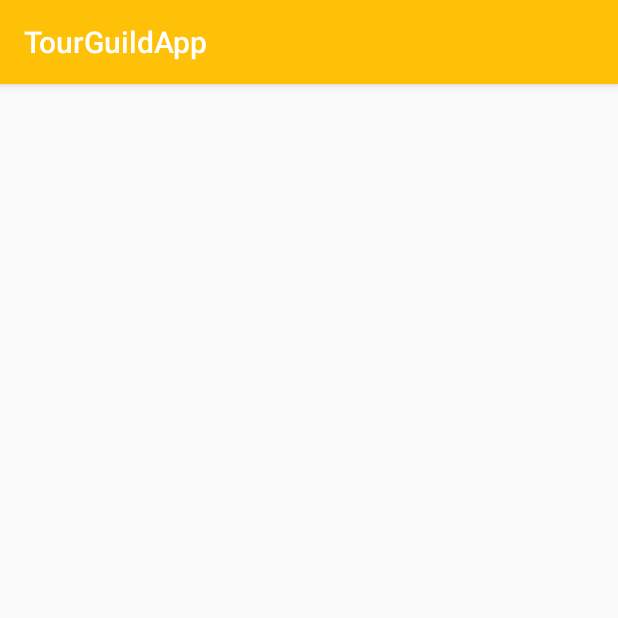
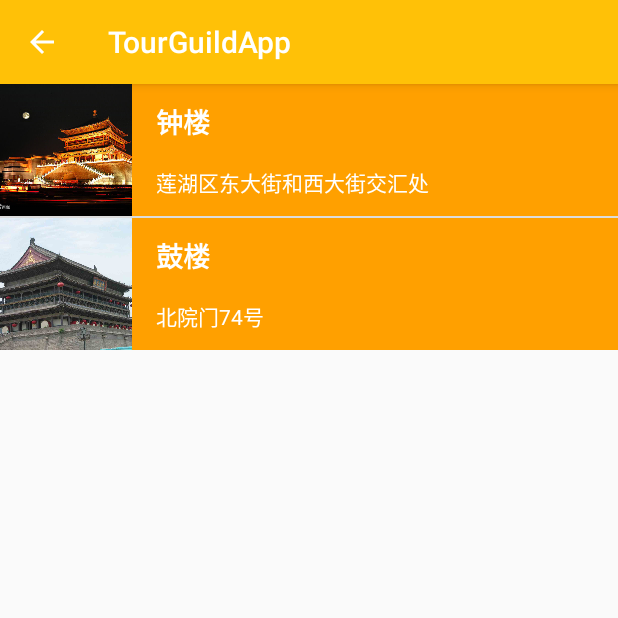
Before and after one commit to zhangruiyep/TourGuildApp, an Android app: the TouristSpotsActivity screen opened directly, with no data from a screen before it, on a phone screen of 412 x 824 dp, the top half of it. Run offline under Robolectric (Android 15) with nearby library versions, the phone set to English and light mode, and no system bars.

Commit message:
add item and style

```diff
--- a/app/src/main/java/com/example/android/tourguildapp/InfoAdapter.java
+++ b/app/src/main/java/com/example/android/tourguildapp/InfoAdapter.java
@@ -1,13 +1,49 @@
 package com.example.android.tourguildapp;
 
 import android.app.Activity;
+import android.support.annotation.NonNull;
+import android.support.annotation.Nullable;
+import android.view.LayoutInflater;
+import android.view.View;
+import android.view.ViewGroup;
 import android.widget.ArrayAdapter;
+import android.widget.ImageView;
+import android.widget.LinearLayout;
+import android.widget.TextView;
 
 import java.util.ArrayList;
 
 public class InfoAdapter extends ArrayAdapter<TSInfo> {
+    private int mColor;
 
-    public InfoAdapter(Activity context, ArrayList<TSInfo> InfoList) {
+    public InfoAdapter(Activity context, ArrayList<TSInfo> InfoList, int colorID) {
         super(context, 0, InfoList);
+        mColor = colorID;
+    }
+
+    @NonNull
+    @Override
+    public View getView(int position, @Nullable View convertView, @NonNull ViewGroup parent) {
+        //return super.getView(position, convertView, parent);
+        View listItemView = convertView;
+        if (listItemView == null) {
+            listItemView = LayoutInflater.from(getContext()).inflate(
+                    R.layout.list_item, parent, false);
+        }
+        final TSInfo curInfo = getItem(position);
+
+        TextView titleTextView = listItemView.findViewById(R.id.title_text_view);
+        titleTextView.setText(curInfo.getmTitle());
+
+        TextView detailTextView = listItemView.findViewById(R.id.detail_text_view);
+        detailTextView.setText(curInfo.getmInfo());
+
+        ImageView imageView = listItemView.findViewById(R.id.image_view);
+        imageView.setImageResource(curInfo.getmImgRes());
+
+        LinearLayout itemLayout = listItemView.findViewById(R.id.item_layout);
+        itemLayout.setBackgroundResource(mColor);
+
+        return listItemView;
     }
 }
--- a/app/src/main/java/com/example/android/tourguildapp/TouristSpotsActivity.java
+++ b/app/src/main/java/com/example/android/tourguildapp/TouristSpotsActivity.java
@@ -2,6 +2,9 @@ package com.example.android.tourguildapp;
 
 import android.support.v7.app.AppCompatActivity;
 import android.os.Bundle;
+import android.widget.ListView;
+
+import java.util.ArrayList;
 
 public class TouristSpotsActivity extends AppCompatActivity {
 
@@ -9,5 +12,18 @@ public class TouristSpotsActivity extends AppCompatActivity {
     protected void onCreate(Bundle savedInstanceState) {
         super.onCreate(savedInstanceState);
         setContentView(R.layout.info_list);
+
+        getSupportActionBar().setDisplayHomeAsUpEnabled(true);
+        ArrayList<TSInfo> info = new ArrayList<TSInfo>();
+        info.add(new TSInfo(R.drawable.bell_tower, "钟楼", "莲湖区东大街和西大街交汇处"));
+        info.add(new TSInfo(R.drawable.gulou, "鼓楼","北院门74号"));
+
+
+        //InfoAdapter itemsAdapter = new InfoAdapter(this, info, R.color.category_colors);
+        InfoAdapter itemsAdapter = new InfoAdapter(this, info, R.color.colorPrimaryDark);
+        ListView listView = (ListView) findViewById(R.id.info_list_view);
+        //GridView listView = (GridView) findViewById(R.id.listView);
+        listView.setAdapter(itemsAdapter);
+
     }
 }
--- a/app/src/main/res/layout/list_item.xml
+++ b/app/src/main/res/layout/list_item.xml
@@ -6,24 +6,26 @@
     <LinearLayout
         android:layout_width="match_parent"
         android:layout_height="@dimen/list_item_height"
+        android:id="@+id/item_layout"
         android:orientation="horizontal">
 
         <ImageView
             android:id="@+id/image_view"
             android:layout_width="@dimen/list_item_height"
             android:layout_height="match_parent"
+            android:scaleType="centerCrop"
             android:background="@android:color/holo_blue_light" />
 
         <LinearLayout
             android:layout_width="0dp"
             android:layout_height="match_parent"
             android:layout_weight="1"
-            android:background="@android:color/holo_blue_bright"
             android:orientation="vertical">
 
             <TextView
                 android:layout_width="match_parent"
                 android:layout_height="wrap_content"
+                style="@style/ItemTitle"
                 android:layout_weight="1"
                 android:gravity="bottom"
                 android:text="title"
@@ -37,6 +39,7 @@
                 android:layout_weight="1"
                 android:gravity="top"
                 android:text="detail"
+                style="@style/ItemInfo"
                 android:paddingStart="16dp"
                 android:paddingTop="8dp"
                 android:id="@+id/detail_text_view"/>
--- a/app/src/main/res/values/colors.xml
+++ b/app/src/main/res/values/colors.xml
@@ -4,5 +4,5 @@
     <color name="colorPrimaryDark">#FFA000</color>
     <color name="colorAccent">#757575</color>
     <color name="colorFont">@android:color/black</color>
-
+    <color name="colorItemTitle">@android:color/white</color>
 </resources>
--- a/app/src/main/res/values/styles.xml
+++ b/app/src/main/res/values/styles.xml
@@ -8,11 +8,19 @@
         <item name="colorAccent">@color/colorAccent</item>
     </style>
 
-    <style name="Category">
+    <style name="Category" parent="Base.TextAppearance.AppCompat.Large">
         <item name="android:textColor">@color/colorFont</item>
-        <item name="android:textSize">36sp</item>
-        <item name="android:fontFamily">sans-serif</item>
         <item name="android:padding">8dp</item>
         <item name="android:paddingStart">16dp</item>
     </style>
+
+    <style name="ItemTitle" parent="Base.TextAppearance.AppCompat.Medium">
+        <item name="android:textColor">@color/colorItemTitle</item>
+        <item name="android:textStyle">bold</item>
+    </style>
+
+    <style name="ItemInfo" parent="Base.TextAppearance.AppCompat.Small">
+        <item name="android:textColor">@color/colorItemTitle</item>
+    </style>
+
 </resources>
```
Also changed, not shown: app/src/main/AndroidManifest.xml (+12 -4 lines), app/src/main/res/drawable/bell_tower.jpg (added), app/src/main/res/drawable/gulou.jpg (added).
